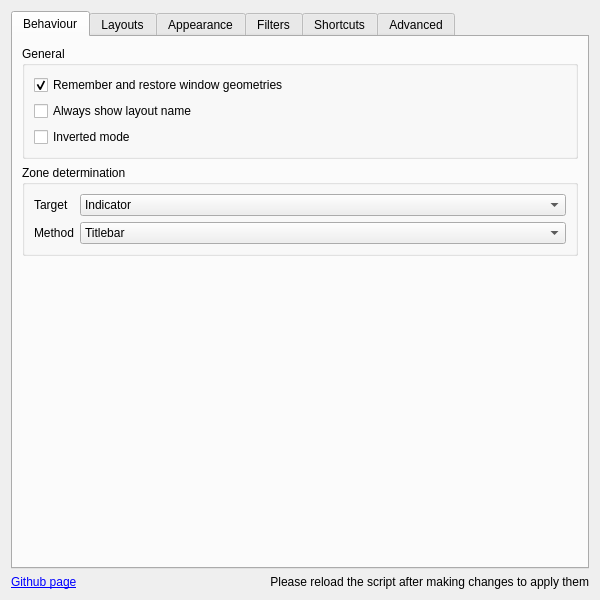
This is contents/ui/config.ui in gerritdevriese/kzones as Qt 5 draws it before an edit. The edited form follows.
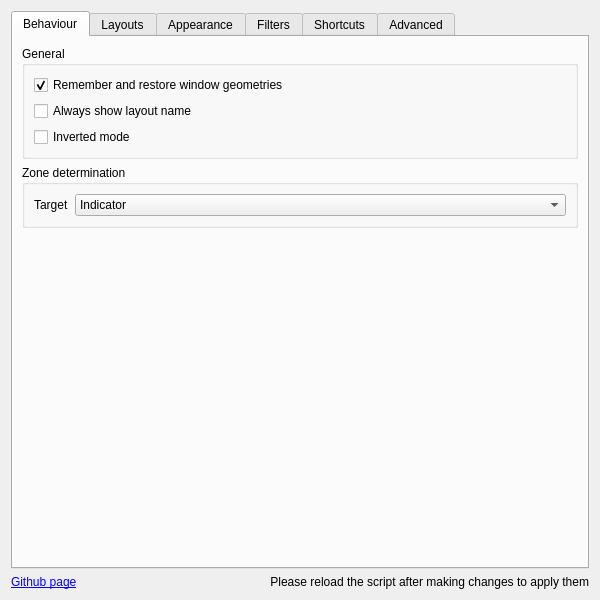
This is the edited form. Icons and pictures are not drawn.

The edit to the form file:
```diff
--- a/contents/ui/config.ui
+++ b/contents/ui/config.ui
@@ -135,47 +135,6 @@
               </item>
              </widget>
             </item>
-            <item row="1" column="0">
-             <widget class="QLabel" name="label_5">
-              <property name="toolTip">
-               <string/>
-              </property>
-              <property name="text">
-               <string>Method</string>
-              </property>
-             </widget>
-            </item>
-            <item row="1" column="1">
-             <widget class="QComboBox" name="kcfg_targetMethod">
-              <property name="sizePolicy">
-               <sizepolicy hsizetype="Expanding" vsizetype="Fixed">
-                <horstretch>0</horstretch>
-                <verstretch>0</verstretch>
-               </sizepolicy>
-              </property>
-              <property name="toolTip">
-               <string>Method to determine in which zone the window is located</string>
-              </property>
-              <property name="frame">
-               <bool>true</bool>
-              </property>
-              <item>
-               <property name="text">
-                <string>Titlebar</string>
-               </property>
-              </item>
-              <item>
-               <property name="text">
-                <string>Window</string>
-               </property>
-              </item>
-              <item>
-               <property name="text">
-                <string>Cursor</string>
-               </property>
-              </item>
-             </widget>
-            </item>
            </layout>
           </item>
          </layout>
```
